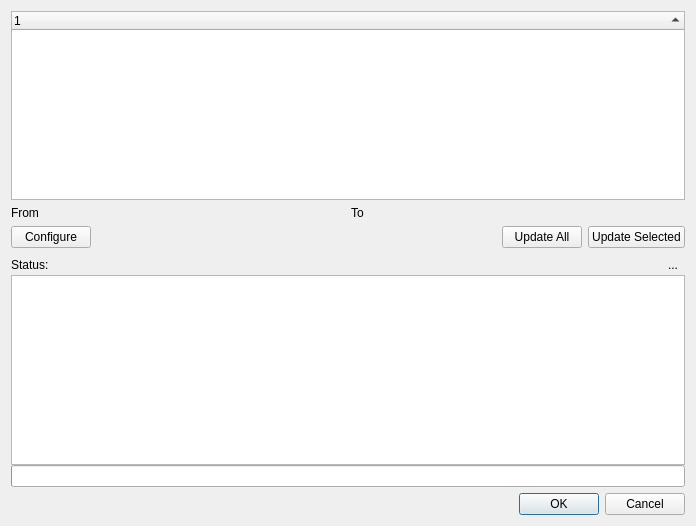
Qt form kmymoney/dialogs/kequitypriceupdatedlg.ui (KDE/kmymoney) before a commit.
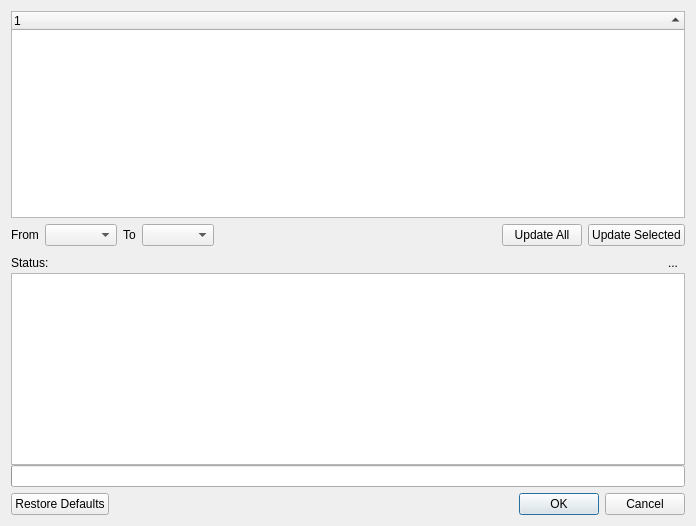
The same form after that commit. Custom widgets are drawn as their Qt base class.

Commit message:
Remove KMyMoneyDateInput and use KMyMoneyDateEdit instead
This reduces the number of different date edit widgets used throughout
the application to a single one.

The edit to the form file:
```diff
--- a/kmymoney/dialogs/kequitypriceupdatedlg.ui
+++ b/kmymoney/dialogs/kequitypriceupdatedlg.ui
@@ -61,7 +61,7 @@
       </widget>
      </item>
      <item>
-      <widget class="KMyMoneyDateInput" name="m_fromDate" native="true"/>
+      <widget class="KMyMoneyDateEdit" name="m_fromDate"/>
      </item>
      <item>
       <widget class="QLabel" name="label">
@@ -71,30 +71,16 @@
       </widget>
      </item>
      <item>
-      <widget class="KMyMoneyDateInput" name="m_toDate" native="true"/>
+      <widget class="KMyMoneyDateEdit" name="m_toDate"/>
      </item>
-    </layout>
-   </item>
-   <item>
-    <layout class="QHBoxLayout">
      <item>
-      <widget class="QPushButton" name="btnConfigure">
-       <property name="text">
-        <string>Configure</string>
-       </property>
-      </widget>
-     </item>
-     <item>
-      <spacer name="spacer3_2">
+      <spacer name="horizontalSpacer_2">
        <property name="orientation">
         <enum>Qt::Horizontal</enum>
        </property>
-       <property name="sizeType">
-        <enum>QSizePolicy::Expanding</enum>
-       </property>
        <property name="sizeHint" stdset="0">
         <size>
-         <width>21</width>
+         <width>40</width>
          <height>20</height>
         </size>
        </property>
@@ -187,7 +173,7 @@
    <item>
     <widget class="QDialogButtonBox" name="buttonBox">
      <property name="standardButtons">
-      <set>QDialogButtonBox::Cancel|QDialogButtonBox::Ok</set>
+      <set>QDialogButtonBox::Cancel|QDialogButtonBox::Ok|QDialogButtonBox::RestoreDefaults</set>
      </property>
     </widget>
    </item>
@@ -201,9 +187,14 @@
    <header>ktextedit.h</header>
   </customwidget>
   <customwidget>
-   <class>KMyMoneyDateInput</class>
-   <extends>QWidget</extends>
-   <header>kmymoneydateinput.h</header>
+   <class>KDateComboBox</class>
+   <extends>QComboBox</extends>
+   <header>kdatecombobox.h</header>
+  </customwidget>
+  <customwidget>
+   <class>KMyMoneyDateEdit</class>
+   <extends>KDateComboBox</extends>
+   <header>kmymoneydateedit.h</header>
    <container>1</container>
   </customwidget>
  </customwidgets>
```
Left out of the diff: 12 changed lines with no effect on the pictures. The commit also changes 68 other files.
